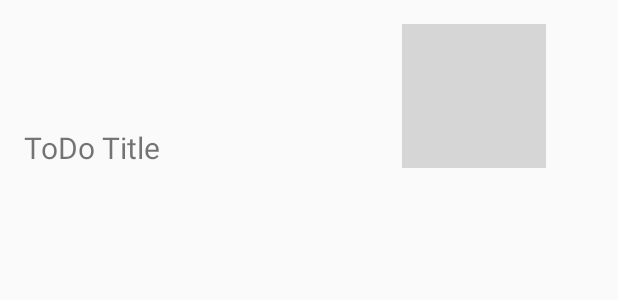
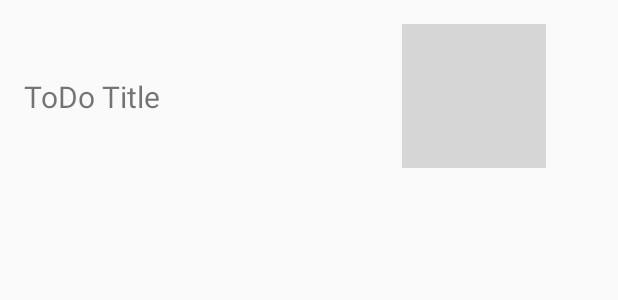
Before and after one commit to KathrinGitHub/ToDo-List, an Android app: the layout item_todo.xml on its own in the app's theme, with its tools: preview values and no code run, on a phone screen of 412 x 824 dp. Shown: the top 300 px of the screen. Run offline under Robolectric (Android 15) with nearby library versions, the phone set to English and light mode, and no system bars.

Commit message:
fixed item layout

```diff
--- a/app/src/main/res/layout/item_todo.xml
+++ b/app/src/main/res/layout/item_todo.xml
@@ -18,8 +18,7 @@
         app:layout_constraintEnd_toStartOf="@+id/checkBox"
         app:layout_constraintHorizontal_bias="0.0"
         app:layout_constraintStart_toStartOf="parent"
-        app:layout_constraintTop_toTopOf="parent"
-        app:layout_constraintVertical_bias="1.0" />
+        app:layout_constraintTop_toTopOf="parent"/>
 
     <CheckBox
         android:id="@+id/checkBox"
```
